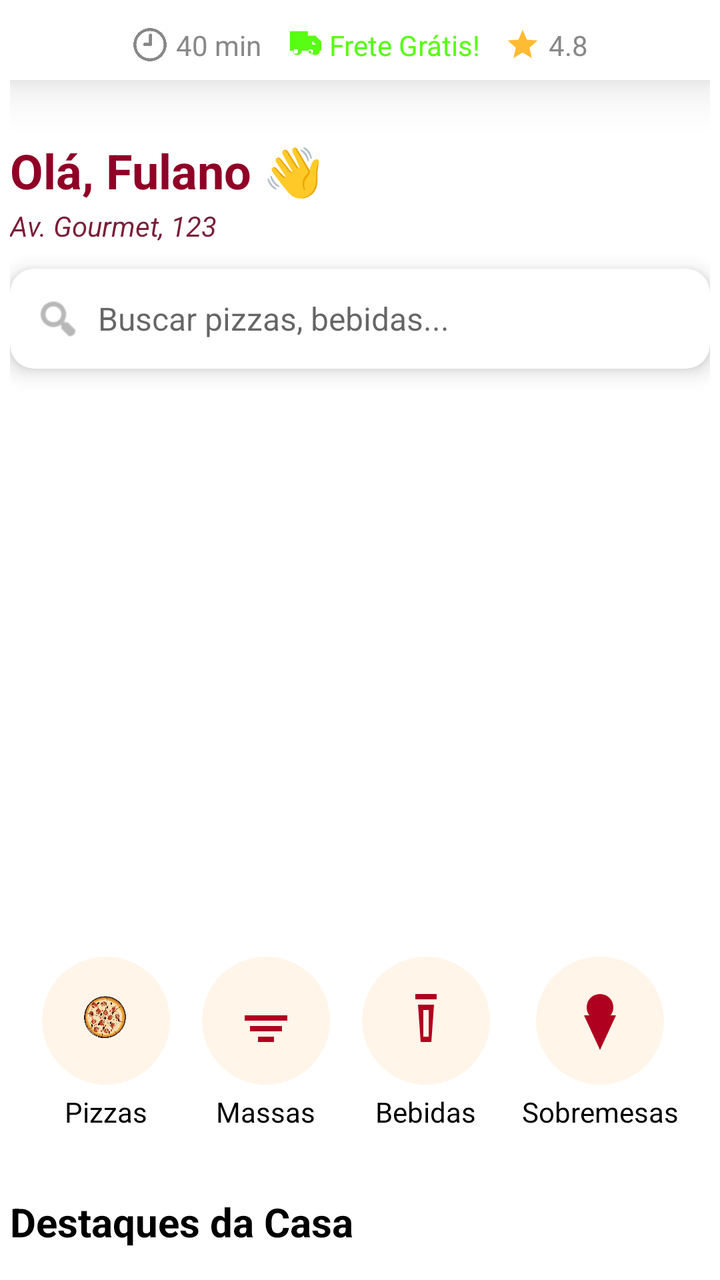
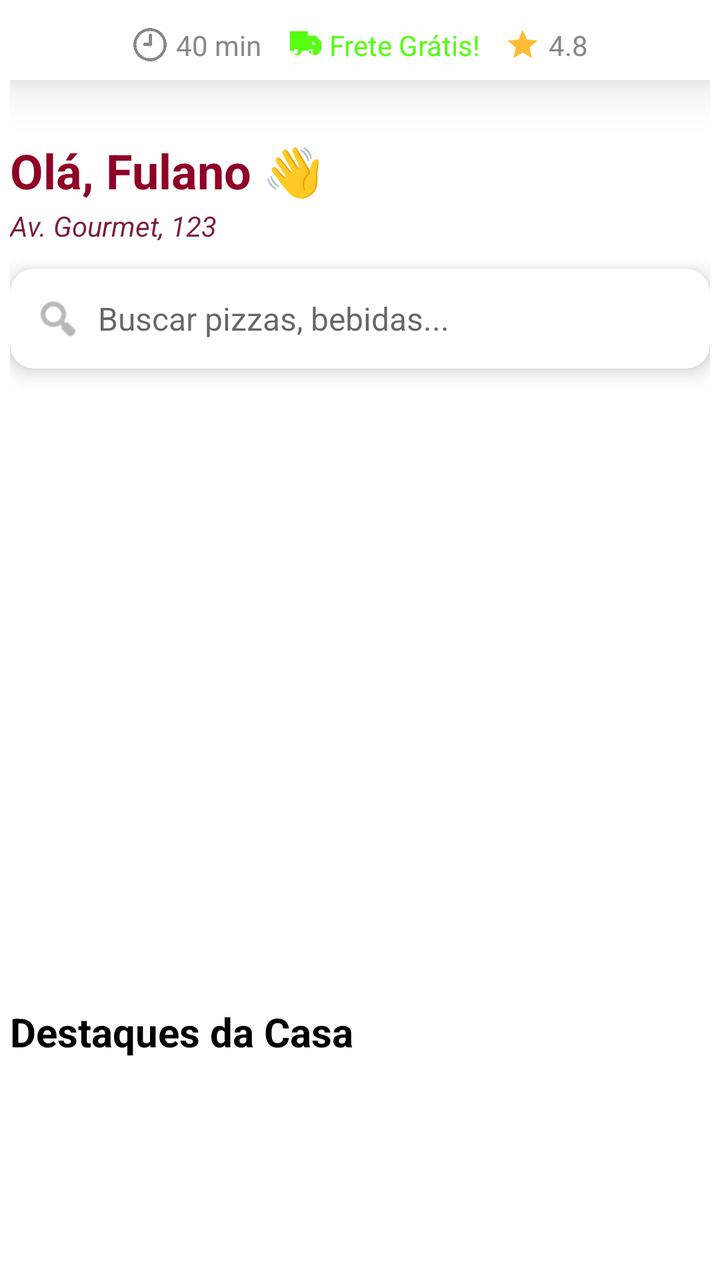

Compare the two renders of this Android layout. The source of the first and the diff that turns it into the second are given below.
<!-- AndroidManifest.xml: application theme Theme.Apkstelladitalia20 -->
<!-- res/layout/fragment_home.xml -->
<?xml version="1.0" encoding="utf-8"?>
<androidx.coordinatorlayout.widget.CoordinatorLayout
    xmlns:android="http://schemas.android.com/apk/res/android"
    xmlns:app="http://schemas.android.com/apk/res-auto"
    xmlns:tools="http://schemas.android.com/tools"
    android:id="@+id/coordinatorLayoutHome"
    android:layout_width="match_parent"
    android:layout_height="match_parent"
    android:paddingTop="24dp"
    android:layout_marginTop="20dp"
    android:padding="05dp">

    
    <LinearLayout
        android:id="@+id/blocoInfoEntrega"
        android:layout_width="match_parent"
        android:layout_height="wrap_content"
        android:orientation="horizontal"
        android:gravity="center"
        android:padding="8dp"
        android:elevation="6dp"
        android:background="@android:color/white"
        android:translationZ="10dp"
        android:layout_gravity="top">

        <ImageView
            android:layout_width="18dp"
            android:layout_height="18dp"
            android:src="@drawable/ic_time"
            android:layout_marginEnd="4dp"
            app:tint="@color/gray" />

        <TextView
            android:id="@+id/txtTempoEntrega"
            android:layout_width="wrap_content"
            android:layout_height="wrap_content"
            android:text="40 min"
            android:textSize="14sp"
            android:textColor="@color/gray"
            android:layout_marginEnd="12dp" />

        <ImageView
            android:layout_width="18dp"
            android:layout_height="18dp"
            android:src="@drawable/ic_truck"
            android:layout_marginEnd="4dp"
            app:tint="#57FD12" />

        <TextView
            android:id="@+id/txtFrete"
            android:layout_width="wrap_content"
            android:layout_height="wrap_content"
            android:text="Frete Grátis!"
            android:textSize="14sp"
            android:textColor="#57FD12"
            android:layout_marginEnd="12dp" />

        <ImageView
            android:layout_width="18dp"
            android:layout_height="18dp"
            android:src="@drawable/ic_star"
            android:layout_marginEnd="4dp"
            app:tint="@android:color/holo_orange_light" />

        <TextView
            android:id="@+id/txtAvaliacao"
            android:layout_width="wrap_content"
            android:layout_height="wrap_content"
            android:text="4.8"
            android:textSize="14sp"
            android:textColor="@color/gray" />
    </LinearLayout>

    
    <androidx.core.widget.NestedScrollView
        android:id="@+id/nestedScroll"
        android:layout_width="match_parent"
        android:layout_height="match_parent"
        android:layout_marginTop="64dp"
        android:fillViewport="true"
        app:layout_behavior="@string/appbar_scrolling_view_behavior">

        
        <LinearLayout
            android:id="@+id/layoutHome"
            android:layout_width="match_parent"
            android:layout_height="wrap_content"
            android:orientation="vertical">


        <TextView
            android:id="@+id/tvSaudacao"
            android:layout_width="wrap_content"
            android:layout_height="wrap_content"
            android:text="Olá, Fulano 👋"
            android:textColor="@color/vermelho"
            android:textSize="24sp"
            android:textStyle="bold" />

        
        <TextView
            android:id="@+id/tvEndereco"
            android:layout_width="wrap_content"
            android:layout_height="wrap_content"
            android:clickable="true"
            android:focusable="true"
            android:paddingTop="2dp"
            android:text="Av. Gourmet, 123"
            android:textColor="@color/purple_700"
            android:textSize="14sp"
            android:textStyle="italic" />

        
        <androidx.cardview.widget.CardView
            android:layout_width="match_parent"
            android:layout_height="50dp"
            android:layout_marginTop="12dp"
            app:cardCornerRadius="12dp"
            app:cardElevation="6dp">

            <LinearLayout
                android:layout_width="match_parent"
                android:layout_height="match_parent"
                android:gravity="center_vertical"
                android:orientation="horizontal"
                android:paddingStart="12dp">

                <ImageView
                    android:layout_width="24dp"
                    android:layout_height="24dp"
                    android:src="@android:drawable/ic_menu_search"
                    app:tint="#888" />

                <EditText
                    android:id="@+id/etBusca"
                    android:layout_width="match_parent"
                    android:layout_height="wrap_content"
                    android:background="@android:color/transparent"
                    android:hint="Buscar pizzas, bebidas..."
                    android:inputType="text"
                    android:imeOptions="actionSearch"
                    android:paddingStart="8dp"
                    android:textColor="#000"
                    android:textSize="16sp" />
            </LinearLayout>
        </androidx.cardview.widget.CardView>

        <TextView
            android:id="@+id/textSemPromocoes"
            android:layout_width="match_parent"
            android:layout_height="wrap_content"
            android:padding="16dp"
            android:text="Nenhuma promoção disponível no momento!"
            android:textAlignment="center"
            android:textColor="@android:color/darker_gray"
            android:textSize="16sp"
            android:visibility="gone" />

        
        <FrameLayout
            android:layout_width="match_parent"
            android:layout_height="250dp"
            android:layout_marginTop="20dp"
            android:background="@android:color/transparent">

            <androidx.viewpager2.widget.ViewPager2
                android:id="@+id/viewPagerPromocoes"
                android:layout_width="match_parent"
                android:layout_height="match_parent"
                android:clickable="true"
                android:focusable="true" />

            <com.google.android.material.tabs.TabLayout
                android:id="@+id/tabLayoutIndicator"
                android:layout_width="wrap_content"
                android:layout_height="wrap_content"
                android:layout_gravity="bottom|center_horizontal"
                android:layout_marginBottom="12dp"
                android:padding="4dp"
                android:layout_margin="2dp"
                app:tabGravity="center"
                app:tabIndicatorColor="@android:color/transparent"
                app:tabIndicatorHeight="0dp"
                app:tabMode="scrollable"
                app:tabRippleColor="@android:color/transparent" />

        </FrameLayout>
        

        <androidx.recyclerview.widget.RecyclerView
            android:id="@+id/rvCategorias"
            android:layout_width="match_parent"
            android:layout_height="wrap_content"
            android:layout_marginTop="16dp"
            android:nestedScrollingEnabled="false" />

        <HorizontalScrollView
            android:layout_width="match_parent"
            android:layout_height="wrap_content"
            android:background="@android:color/transparent"
            android:overScrollMode="never"
            android:paddingTop="8dp"
            android:paddingBottom="8dp"
            android:scrollbars="none">

            <LinearLayout
                android:layout_width="wrap_content"
                android:layout_height="wrap_content"
                android:gravity="center_vertical"
                android:orientation="horizontal"
                android:paddingStart="16dp"
                android:paddingEnd="16dp">

                
                <LinearLayout
                    android:id="@+id/categoriaPizza"
                    android:layout_width="wrap_content"
                    android:layout_height="wrap_content"
                    android:layout_marginEnd="16dp"
                    android:gravity="center"
                    android:onClick="scrollToPizza"
                    android:orientation="vertical">

                    <ImageView
                        android:layout_width="64dp"
                        android:layout_height="64dp"
                        android:background="@drawable/bg_categoria_circle"
                        android:padding="16dp"
                        android:src="@drawable/ic_pizza" />

                    <TextView
                        android:layout_width="wrap_content"
                        android:layout_height="wrap_content"
                        android:layout_marginTop="4dp"
                        android:text="Pizzas"
                        android:textColor="@android:color/black"
                        android:textSize="14sp" />
                </LinearLayout>

                
                <LinearLayout
                    android:id="@+id/categoriaMassas"
                    android:layout_width="wrap_content"
                    android:layout_height="wrap_content"
                    android:layout_marginEnd="16dp"
                    android:gravity="center"
                    android:onClick="scrollToMassas"
                    android:orientation="vertical">

                    <ImageView
                        android:layout_width="64dp"
                        android:layout_height="64dp"
                        android:background="@drawable/bg_categoria_circle"
                        android:padding="16dp"
                        android:src="@drawable/ic_massas" />

                    <TextView
                        android:layout_width="wrap_content"
                        android:layout_height="wrap_content"
                        android:layout_marginTop="4dp"
                        android:text="Massas"
                        android:textColor="@android:color/black"
                        android:textSize="14sp" />
                </LinearLayout>

                
                <LinearLayout
                    android:id="@+id/categoriaBebidas"
                    android:layout_width="wrap_content"
                    android:layout_height="wrap_content"
                    android:layout_marginEnd="16dp"
                    android:gravity="center"
                    android:onClick="scrollToBebidas"
                    android:orientation="vertical">

                    <ImageView
                        android:layout_width="64dp"
                        android:layout_height="64dp"
                        android:background="@drawable/bg_categoria_circle"
                        android:padding="16dp"
                        android:src="@drawable/ic_bebidas" />

                    <TextView
                        android:layout_width="wrap_content"
                        android:layout_height="wrap_content"
                        android:layout_marginTop="4dp"
                        android:text="Bebidas"
                        android:textColor="@android:color/black"
                        android:textSize="14sp" />
                </LinearLayout>

                
                <LinearLayout
                    android:id="@+id/categoriaSobremesas"
                    android:layout_width="wrap_content"
                    android:layout_height="wrap_content"
                    android:layout_marginEnd="16dp"
                    android:gravity="center"
                    android:onClick="scrollToSobremesas"
                    android:orientation="vertical">

                    <ImageView
                        android:layout_width="64dp"
                        android:layout_height="64dp"
                        android:background="@drawable/bg_categoria_circle"
                        android:padding="16dp"
                        android:src="@drawable/ic_sobremesas" />

                    <TextView
                        android:layout_width="wrap_content"
                        android:layout_height="wrap_content"
                        android:layout_marginTop="4dp"
                        android:text="Sobremesas"
                        android:textColor="@android:color/black"
                        android:textSize="14sp" />
                </LinearLayout>

            </LinearLayout>
        </HorizontalScrollView>

        
        <TextView
            android:id="@+id/tvDestaques"
            android:layout_width="wrap_content"
            android:layout_height="wrap_content"
            android:layout_marginTop="24dp"
            android:text="Destaques da Casa"
            android:textColor="#000"
            android:textSize="20sp"
            android:textStyle="bold" />

        <androidx.recyclerview.widget.RecyclerView
            android:id="@+id/recyclerDestaques"
            android:layout_width="match_parent"
            android:layout_height="114dp"
            android:layout_marginTop="8dp"
            android:nestedScrollingEnabled="false"
            app:layout_anchor="@+id/nestedScroll"
            app:layout_anchorGravity="bottom|center" />



        <TextView
            android:id="@+id/tvCategoriasPizza"
            android:layout_width="wrap_content"
            android:layout_height="wrap_content"
            android:layout_marginTop="24dp"
            android:text="Por Tamanho(Salgada)"
            android:textColor="#000"
            android:textSize="20sp"
            android:textStyle="bold" />

        <androidx.recyclerview.widget.RecyclerView
            android:id="@+id/recyclerPizzaTamanhos"
            android:layout_width="match_parent"
            android:layout_height="wrap_content"
            android:layout_marginTop="8dp"
            android:minHeight="160dp"
            android:nestedScrollingEnabled="false"
            android:orientation="horizontal"
            tools:listitem="@layout/item_pizza_tamanho"/>

        <TextView
            android:id="@+id/tvCategoriasPizzaDoce"
            android:layout_width="wrap_content"
            android:layout_height="wrap_content"
            android:layout_marginTop="24dp"
            android:text="Por Tamanho (Doce)"
            android:textColor="#000"
            android:textSize="20sp"
            android:textStyle="bold" />

        <androidx.recyclerview.widget.RecyclerView
            android:id="@+id/recyclerPizzaTamanhosDoce"
            android:layout_width="match_parent"
            android:layout_height="wrap_content"
            android:layout_marginTop="8dp"
            android:minHeight="160dp"
            android:nestedScrollingEnabled="false"
            android:orientation="horizontal"
            tools:listitem="@layout/item_pizza_tamanho"/>

        
        <TextView
            android:id="@+id/tvProdutos"
            android:layout_width="wrap_content"
            android:layout_height="wrap_content"
            android:layout_marginTop="24dp"
            android:text="@string/cardapio"
            android:textColor="#000"
            android:textSize="20sp"
            android:textStyle="bold" />

        <androidx.recyclerview.widget.RecyclerView
            android:id="@+id/recyclerProdutos"
            android:layout_width="match_parent"
            android:layout_height="wrap_content"
            android:nestedScrollingEnabled="false"
            android:layout_marginTop="8dp"
            />



    </LinearLayout>
    </androidx.core.widget.NestedScrollView>
   </androidx.coordinatorlayout.widget.CoordinatorLayout>
<!-- res/layout/item_pizza_tamanho.xml (included above) -->
<LinearLayout xmlns:android="http://schemas.android.com/apk/res/android"
    android:layout_width="160dp"
    android:layout_height="wrap_content"
    android:orientation="vertical"
    android:padding="8dp"
    android:layout_marginEnd="12dp"
    android:background="@drawable/bg_card_pizza"
    android:elevation="4dp"
    android:gravity="center">

    <ImageView
        android:id="@+id/imgPizza"
        android:layout_width="match_parent"
        android:layout_height="120dp"
        android:scaleType="centerCrop"
        android:src="@drawable/ic_pizza" />

    <TextView
        android:id="@+id/txtNome"
        android:layout_width="match_parent"
        android:layout_height="wrap_content"
        android:text="Pizza Grande"
        android:textStyle="bold"
        android:textColor="#000"
        android:textSize="16sp"
        android:paddingTop="6dp" />

    <TextView
        android:id="@+id/txtDetalhes"
        android:layout_width="match_parent"
        android:layout_height="wrap_content"
        android:text="8 pedaços"
        android:textColor="#666"
        android:textSize="14sp"
        android:paddingTop="2dp" />

    <TextView
        android:id="@+id/txtPreco"
        android:layout_width="match_parent"
        android:layout_height="wrap_content"
        android:text="a partir de R$ 44,99"
        android:textColor="#E53935"
        android:textStyle="bold"
        android:textSize="15sp"
        android:paddingTop="4dp" />
</LinearLayout>
<!-- resources referenced by this layout -->
<resources>
  <color name="gray">#888888</color>
  <color name="purple_700">#7B1E3A</color>
  <color name="vermelho">#900026</color>
  <!-- drawable bg_card_pizza (drawable) -->
  <shape xmlns:android="http://schemas.android.com/apk/res/android">
      <solid android:color="#FFFFFF"/>
      <corners android:radius="12dp"/>
      <stroke android:width="1dp" android:color="#DDDDDD"/>
  </shape>
  <!-- drawable bg_categoria_circle (drawable) -->
  <?xml version="1.0" encoding="utf-8"?>
  <shape xmlns:android="http://schemas.android.com/apk/res/android"
      android:shape="oval">
      <solid android:color="#FFF5E9" />
      <size
          android:width="72dp"
          android:height="72dp" />
  </shape>
  <!-- drawable ic_bebidas (drawable) -->
  <vector xmlns:android="http://schemas.android.com/apk/res/android"
      android:width="24dp" android:height="24dp"
      android:viewportWidth="24" android:viewportHeight="24">
      <path
          android:fillColor="#B00020"
          android:pathData="M8,2v2h8v-2h-8zm1,4l1,14h4l1-14h-6zm2,2h2v10h-2v-10z" />
  </vector>
  <!-- drawable ic_massas (drawable) -->
  <vector xmlns:android="http://schemas.android.com/apk/res/android"
      android:width="24dp" android:height="24dp"
      android:viewportWidth="24" android:viewportHeight="24">
      <path
          android:fillColor="#B00020"
          android:pathData="M4,10h16v2H4v-2zm2,4h12v2H6v-2zm3,4h6v2H9v-2z" />
  </vector>
  <!-- drawable ic_pizza: png bitmap (drawable, 224029 bytes) -->
  <!-- drawable ic_sobremesas (drawable) -->
  <vector xmlns:android="http://schemas.android.com/apk/res/android"
      android:width="24dp" android:height="24dp"
      android:viewportWidth="24" android:viewportHeight="24">
      <path
          android:fillColor="#B00020"
          android:pathData="M12,2a5,5 0 0,0 -5,5 5,5 0 0,0 1,3H6l6,13 6,-13h-2a5,5 0 0,0 1,-3 5,5 0 0,0 -5,-5z" />
  </vector>
  <!-- drawable ic_star (drawable) -->
  <vector xmlns:android="http://schemas.android.com/apk/res/android"
      android:width="24dp" android:height="24dp"
      android:viewportWidth="24" android:viewportHeight="24">
      <path
          android:fillColor="#FFC107"
          android:pathData="M12,17.27L18.18,21l-1.64,-7.03L22,9.24l-7.19,-0.61L12,2 9.19,8.63 2,9.24l5.46,4.73L5.82,21z"/>
  </vector>
  <!-- drawable ic_time: webp bitmap (drawable, 10942 bytes) -->
  <!-- drawable ic_truck (drawable) -->
  <vector xmlns:android="http://schemas.android.com/apk/res/android"
      android:width="24dp" android:height="24dp"
      android:viewportWidth="24" android:viewportHeight="24">
      <path
          android:fillColor="#FF000000"
          android:pathData="M3,3v13h2a3,3 0,0 0,6 0h6a3,3 0,0 0,6 0h1v-6l-4-4h-5V3H3zM18,9.5l2.5,2.5H18v-2.5zM7,18a1.5,1.5 0,1 1,1.5 -1.5A1.5,1.5 0,0 1,7,18zM17,18a1.5,1.5 0,1 1,1.5 -1.5A1.5,1.5 0,0 1,17,18z"/>
  </vector>
  <string name="cardapio">Cardápio</string>
  <style name="Theme.Apkstelladitalia20" parent="Theme.MaterialComponents.DayNight.NoActionBar">
          
          <item name="colorPrimary">@color/colorPrimary</item>
          <item name="colorPrimaryVariant">@color/colorPrimaryDark</item>
          <item name="colorSecondary">@color/colorAccent</item>
          <item name="colorOnPrimary">@android:color/white</item>
  
          
          <item name="android:statusBarColor">@color/colorPrimaryDark</item>
          <item name="android:navigationBarColor">@color/colorPrimary</item>
  
  
          
          <item name="tabBackground">@android:color/transparent</item>
          <item name="tabIndicator">@null</item>
  
          
          <item name="android:windowContentTransitions">true</item>
          <item name="android:windowActionBar">false</item>
          <item name="windowActionBar">false</item>
      </style>
  <color name="colorPrimary">#C62828</color>
  <color name="colorPrimaryDark">#8E0000</color>
  <color name="colorAccent">#FFC107</color>
</resources>

<!-- the commit's change to res/layout/fragment_home.xml (unified diff, before → after) -->
@@ -187,138 +187,17 @@
         </FrameLayout>
         
 
-        <androidx.recyclerview.widget.RecyclerView
-            android:id="@+id/rvCategorias"
-            android:layout_width="match_parent"
-            android:layout_height="wrap_content"
-            android:layout_marginTop="16dp"
-            android:nestedScrollingEnabled="false" />
-
-        <HorizontalScrollView
-            android:layout_width="match_parent"
-            android:layout_height="wrap_content"
-            android:background="@android:color/transparent"
-            android:overScrollMode="never"
-            android:paddingTop="8dp"
-            android:paddingBottom="8dp"
-            android:scrollbars="none">
-
-            <LinearLayout
-                android:layout_width="wrap_content"
+            <androidx.recyclerview.widget.RecyclerView
+                android:id="@+id/recyclerCategorias"
+                android:layout_width="match_parent"
                 android:layout_height="wrap_content"
-                android:gravity="center_vertical"
-                android:orientation="horizontal"
-                android:paddingStart="16dp"
-                android:paddingEnd="16dp">
-
-                
-                <LinearLayout
-                    android:id="@+id/categoriaPizza"
-                    android:layout_width="wrap_content"
-                    android:layout_height="wrap_content"
-                    android:layout_marginEnd="16dp"
-                    android:gravity="center"
-                    android:onClick="scrollToPizza"
-                    android:orientation="vertical">
-
-                    <ImageView
-                        android:layout_width="64dp"
-                        android:layout_height="64dp"
-                        android:background="@drawable/bg_categoria_circle"
-                        android:padding="16dp"
-                        android:src="@drawable/ic_pizza" />
-
-                    <TextView
-                        android:layout_width="wrap_content"
-                        android:layout_height="wrap_content"
-                        android:layout_marginTop="4dp"
-                        android:text="Pizzas"
-                        android:textColor="@android:color/black"
-                        android:textSize="14sp" />
-                </LinearLayout>
-
-                
-                <LinearLayout
-                    android:id="@+id/categoriaMassas"
-                    android:layout_width="wrap_content"
-                    android:layout_height="wrap_content"
-                    android:layout_marginEnd="16dp"
-                    android:gravity="center"
-                    android:onClick="scrollToMassas"
-                    android:orientation="vertical">
-
-                    <ImageView
-                        android:layout_width="64dp"
-                        android:layout_height="64dp"
-                        android:background="@drawable/bg_categoria_circle"
-                        android:padding="16dp"
-                        android:src="@drawable/ic_massas" />
-
-                    <TextView
-                        android:layout_width="wrap_content"
-                        android:layout_height="wrap_content"
-                        android:layout_marginTop="4dp"
-                        android:text="Massas"
-                        android:textColor="@android:color/black"
-                        android:textSize="14sp" />
-                </LinearLayout>
-
-                
-                <LinearLayout
-                    android:id="@+id/categoriaBebidas"
-                    android:layout_width="wrap_content"
-                    android:layout_height="wrap_content"
-                    android:layout_marginEnd="16dp"
-                    android:gravity="center"
-                    android:onClick="scrollToBebidas"
-                    android:orientation="vertical">
-
-                    <ImageView
-                        android:layout_width="64dp"
-                        android:layout_height="64dp"
-                        android:background="@drawable/bg_categoria_circle"
-                        android:padding="16dp"
-                        android:src="@drawable/ic_bebidas" />
-
-                    <TextView
-                        android:layout_width="wrap_content"
-                        android:layout_height="wrap_content"
-                        android:layout_marginTop="4dp"
-                        android:text="Bebidas"
-                        android:textColor="@android:color/black"
-                        android:textSize="14sp" />
-                </LinearLayout>
-
-                
-                <LinearLayout
-                    android:id="@+id/categoriaSobremesas"
-                    android:layout_width="wrap_content"
-                    android:layout_height="wrap_content"
-                    android:layout_marginEnd="16dp"
-                    android:gravity="center"
-                    android:onClick="scrollToSobremesas"
-                    android:orientation="vertical">
-
-                    <ImageView
-                        android:layout_width="64dp"
-                        android:layout_height="64dp"
-                        android:background="@drawable/bg_categoria_circle"
-                        android:padding="16dp"
-                        android:src="@drawable/ic_sobremesas" />
-
-                    <TextView
-                        android:layout_width="wrap_content"
-                        android:layout_height="wrap_content"
-                        android:layout_marginTop="4dp"
-                        android:text="Sobremesas"
-                        android:textColor="@android:color/black"
-                        android:textSize="14sp" />
-                </LinearLayout>
-
-            </LinearLayout>
-        </HorizontalScrollView>
-
-        
+                android:paddingTop="12dp"
+                android:paddingBottom="12dp"
+                android:clipToPadding="false"
+                android:overScrollMode="never"
+                tools:listitem="@layout/item_categoria_scroll" />
+
+            
         <TextView
             android:id="@+id/tvDestaques"
             android:layout_width="wrap_content"
@@ -404,6 +283,31 @@
     </LinearLayout>
     </androidx.core.widget.NestedScrollView>
    </androidx.coordinatorlayout.widget.CoordinatorLayout>
+<!-- res/layout/item_categoria_scroll.xml (included above) -->
+<LinearLayout xmlns:android="http://schemas.android.com/apk/res/android"
+    android:layout_width="wrap_content"
+    android:layout_height="wrap_content"
+    android:orientation="vertical"
+    android:padding="8dp"
+    android:gravity="center">
+
+    <ImageView
+        android:id="@+id/imgIconeCategoria"
+        android:layout_width="60dp"
+        android:layout_height="60dp"
+        android:background="@drawable/bg_categoria_circle"
+        android:padding="12dp"
+        android:scaleType="centerInside" />
+
+    <TextView
+        android:id="@+id/txtNomeCategoria"
+        android:layout_width="wrap_content"
+        android:layout_height="wrap_content"
+        android:text="Categoria"
+        android:textSize="14sp"
+        android:textColor="#000"
+        android:layout_marginTop="4dp" />
+</LinearLayout>
 <!-- res/layout/item_pizza_tamanho.xml (included above) -->
 <LinearLayout xmlns:android="http://schemas.android.com/apk/res/android"
     android:layout_width="160dp"
<!-- resource entries referenced after the edit -->
@@ -18,31 +18,7 @@
           android:width="72dp"
           android:height="72dp" />
   </shape>
-  <!-- drawable ic_bebidas (drawable) -->
-  <vector xmlns:android="http://schemas.android.com/apk/res/android"
-      android:width="24dp" android:height="24dp"
-      android:viewportWidth="24" android:viewportHeight="24">
-      <path
-          android:fillColor="#B00020"
-          android:pathData="M8,2v2h8v-2h-8zm1,4l1,14h4l1-14h-6zm2,2h2v10h-2v-10z" />
-  </vector>
-  <!-- drawable ic_massas (drawable) -->
-  <vector xmlns:android="http://schemas.android.com/apk/res/android"
-      android:width="24dp" android:height="24dp"
-      android:viewportWidth="24" android:viewportHeight="24">
-      <path
-          android:fillColor="#B00020"
-          android:pathData="M4,10h16v2H4v-2zm2,4h12v2H6v-2zm3,4h6v2H9v-2z" />
-  </vector>
   <!-- drawable ic_pizza: png bitmap (drawable, 224029 bytes) -->
-  <!-- drawable ic_sobremesas (drawable) -->
-  <vector xmlns:android="http://schemas.android.com/apk/res/android"
-      android:width="24dp" android:height="24dp"
-      android:viewportWidth="24" android:viewportHeight="24">
-      <path
-          android:fillColor="#B00020"
-          android:pathData="M12,2a5,5 0 0,0 -5,5 5,5 0 0,0 1,3H6l6,13 6,-13h-2a5,5 0 0,0 1,-3 5,5 0 0,0 -5,-5z" />
-  </vector>
   <!-- drawable ic_star (drawable) -->
   <vector xmlns:android="http://schemas.android.com/apk/res/android"
       android:width="24dp" android:height="24dp"
